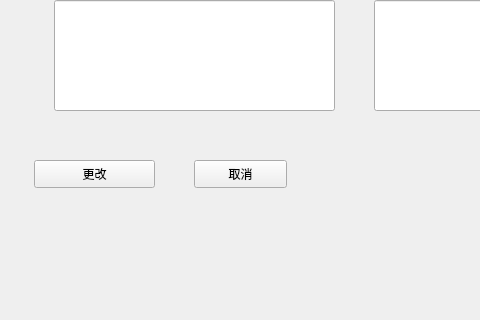
The window that qt try/ui_outline/bookchangedialog.ui (GhostofAdam/LibraryManagement) describes before a commit, drawn with Qt 5; both pictures show x 86 to 566 and y 320 to 640 of the 779 by 640 pixel window.
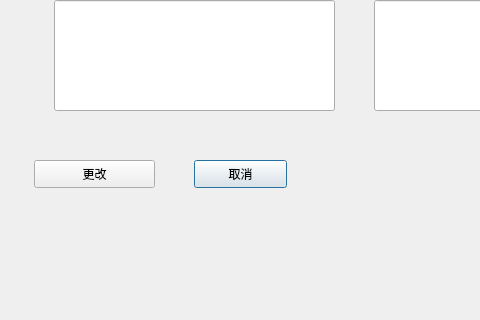
The same window after the commit.

Commit message:
AddBook页面做完了
做完了AddBook页面和controller之间的连接

Diff of the .ui file:
```diff
--- a/qt try/ui_outline/bookchangedialog.ui
+++ b/qt try/ui_outline/bookchangedialog.ui
@@ -1,7 +1,7 @@
 <?xml version="1.0" encoding="UTF-8"?>
 <ui version="4.0">
  <class>BookChangeDialog</class>
- <widget class="QWidget" name="BookChangeDialog">
+ <widget class="QDialog" name="BookChangeDialog">
   <property name="geometry">
    <rect>
     <x>0</x>
```
The commit also changes 15 other files.
